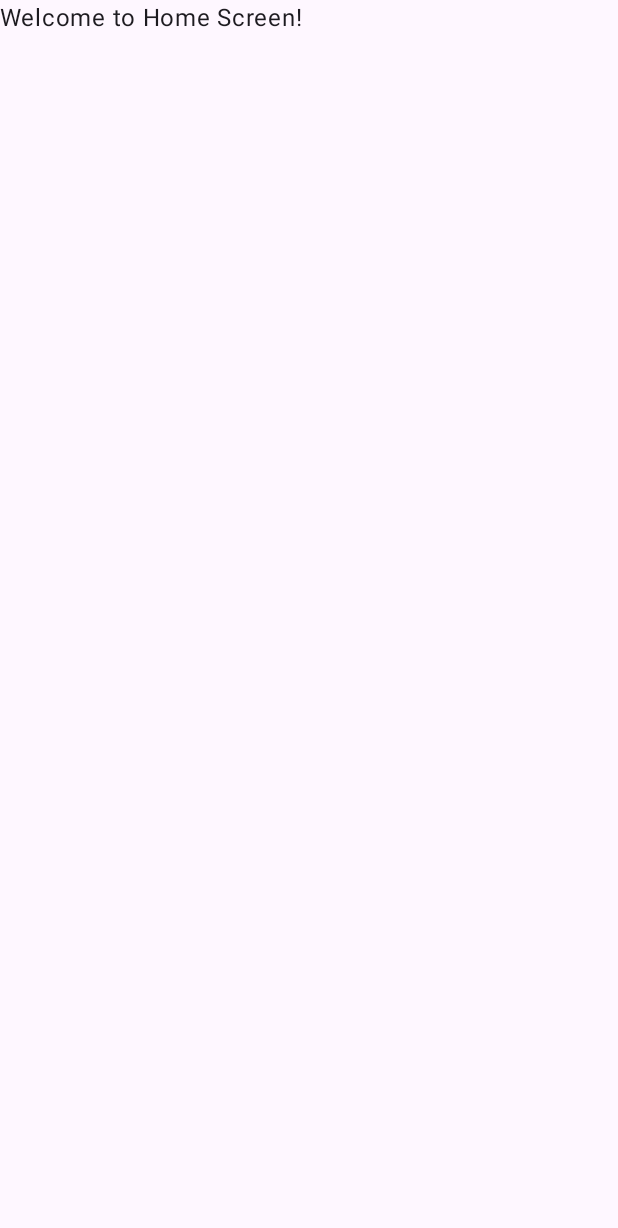
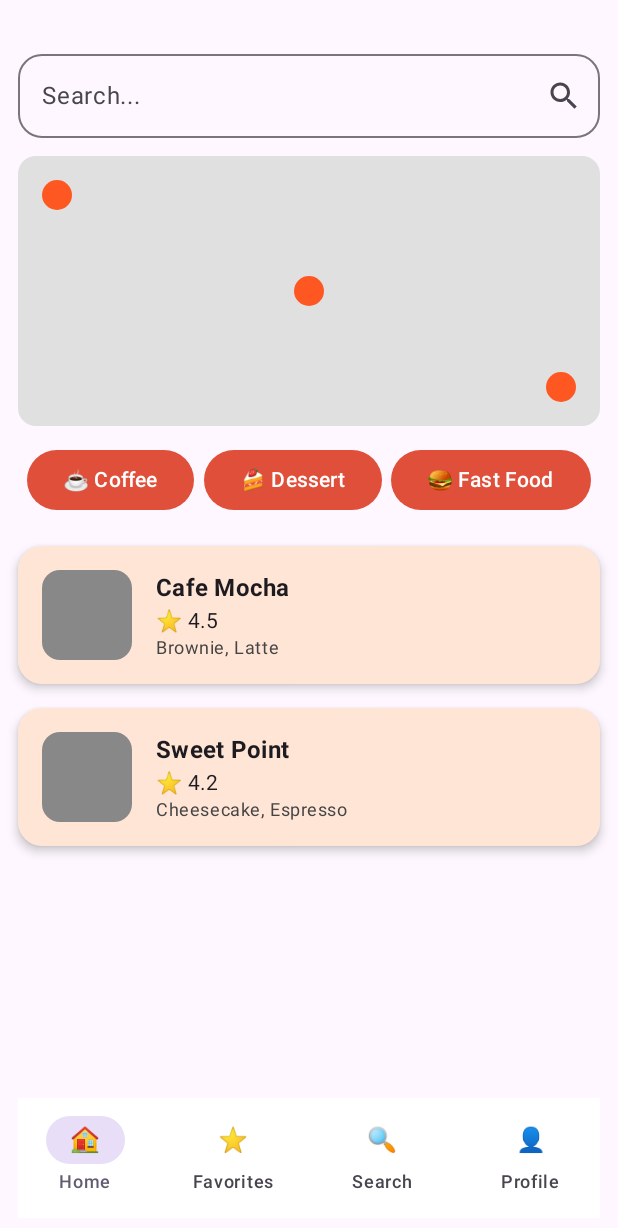
Before and after one commit to Esmahtn/Yumly, an Android app built with Jetpack Compose: the HomeActivity screen opened directly, with no data from a screen before it, on a phone screen of 412 x 824 dp. Before the commit the part shown is almost empty. Shown: the top 1228 px of the screen. Run offline under Robolectric (Android 15) with nearby library versions, the phone set to English and light mode, and no system bars.

Commit message:
Update HomeActivity.kt

```diff
--- a/app/src/main/java/com/example/yumly/HomeActivity.kt
+++ b/app/src/main/java/com/example/yumly/HomeActivity.kt
@@ -1,14 +1,22 @@
 package com.example.yumly
+import androidx.compose.ui.tooling.preview.Preview
 
 import android.os.Bundle
 import androidx.activity.ComponentActivity
 import androidx.activity.compose.setContent
-import androidx.compose.foundation.layout.fillMaxSize
-import androidx.compose.material3.MaterialTheme
-import androidx.compose.material3.Surface
-import androidx.compose.material3.Text
+import androidx.compose.foundation.background
+import androidx.compose.foundation.layout.*
+import androidx.compose.foundation.shape.CircleShape
+import androidx.compose.foundation.shape.RoundedCornerShape
+import androidx.compose.material.icons.Icons
+import androidx.compose.material.icons.filled.Search
+import androidx.compose.material3.*
 import androidx.compose.runtime.Composable
+import androidx.compose.ui.Alignment
 import androidx.compose.ui.Modifier
+import androidx.compose.ui.graphics.Color
+import androidx.compose.ui.text.font.FontWeight
+import androidx.compose.ui.unit.dp
 
 class HomeActivity : ComponentActivity() {
     override fun onCreate(savedInstanceState: Bundle?) {
@@ -28,5 +36,195 @@ class HomeActivity : ComponentActivity() {
 
 @Composable
 fun HomeScreen() {
-    Text(text = "Welcome to Home Screen!")
+    Column(
+        modifier = Modifier
+            .fillMaxSize()
+            .padding(12.dp)
+    ) {
+        Spacer(modifier = Modifier.height(24.dp))
+
+        // 1. Search Bar
+        SearchBar()
+        Spacer(modifier = Modifier.height(12.dp))
+
+        // 2. Map Alanı
+        MapArea()
+        Spacer(modifier = Modifier.height(12.dp))
+
+        // 3. Kategori Butonları
+        CategoryRow()
+        Spacer(modifier = Modifier.height(12.dp))
+
+        // 4. Kafe Listesi
+        CafeList()
+        Spacer(modifier = Modifier.weight(1f))
+
+        // 5. Bottom Navigation
+        BottomNavBar()
+    }
 }
+
+@Composable
+fun SearchBar() {
+    OutlinedTextField(
+        value = "",
+        onValueChange = {},
+        placeholder = { Text("Search...") },
+        trailingIcon = { Icon(Icons.Default.Search, contentDescription = "Search Icon") },
+        shape = RoundedCornerShape(16.dp),
+        modifier = Modifier
+            .fillMaxWidth()
+            .height(56.dp)
+    )
+}
+
+@Composable
+fun MapArea() {
+    Box(
+        modifier = Modifier
+            .fillMaxWidth()
+            .height(180.dp)
+            .background(Color(0xFFE0E0E0), RoundedCornerShape(12.dp))
+            .padding(16.dp)
+    ) {
+        // Dummy turuncu markerlar
+        Box(
+            modifier = Modifier
+                .size(20.dp)
+                .background(Color(0xFFFF5722), CircleShape)
+                .align(Alignment.TopStart)
+        )
+        Box(
+            modifier = Modifier
+                .size(20.dp)
+                .background(Color(0xFFFF5722), CircleShape)
+                .align(Alignment.Center)
+        )
+        Box(
+            modifier = Modifier
+                .size(20.dp)
+                .background(Color(0xFFFF5722), CircleShape)
+                .align(Alignment.BottomEnd)
+        )
+    }
+}
+
+@Composable
+fun CategoryRow() {
+    Row(
+        horizontalArrangement = Arrangement.SpaceEvenly,
+        modifier = Modifier.fillMaxWidth()
+    ) {
+        Button(
+            onClick = {},
+            colors = ButtonDefaults.buttonColors(containerColor = Color(0xFFDF4F3A))
+        ) {
+            Text("☕ Coffee", color = Color.White)
+        }
+        Button(
+            onClick = {},
+            colors = ButtonDefaults.buttonColors(containerColor = Color(0xFFDF4F3A))
+        ) {
+            Text("🍰 Dessert", color = Color.White)
+        }
+        Button(
+            onClick = {},
+            colors = ButtonDefaults.buttonColors(containerColor = Color(0xFFDF4F3A))
+        ) {
+            Text("🍔 Fast Food", color = Color.White)
+        }
+    }
+}
+
+@Composable
+fun CafeList() {
+    Column {
+        CafeCard(cafeName = "Cafe Mocha", rating = 4.5, keywords = "Brownie, Latte")
+        CafeCard(cafeName = "Sweet Point", rating = 4.2, keywords = "Cheesecake, Espresso")
+    }
+}
+
+
+@Composable
+fun CafeCard(
+    cafeName: String,
+    rating: Double,
+    keywords: String
+) {
+    Card(
+        modifier = Modifier
+            .fillMaxWidth()
+            .padding(vertical = 8.dp),
+        shape = RoundedCornerShape(16.dp), // köşeleri oval
+        colors = CardDefaults.cardColors(
+            containerColor = Color(0xFFFFE5D6) // pastel turuncu (açık ton)
+        ),
+        elevation = CardDefaults.cardElevation(defaultElevation = 4.dp)
+    ) {
+        Row(
+            modifier = Modifier
+                .padding(16.dp),
+            verticalAlignment = Alignment.CenterVertically
+        ) {
+            // Fotoğraf kutusu
+            Box(
+                modifier = Modifier
+                    .size(60.dp)
+                    .background(Color.Gray, shape = RoundedCornerShape(12.dp))
+            )
+
+            Spacer(modifier = Modifier.width(16.dp))
+
+            // Yazılar
+            Column {
+                Text(
+                    text = cafeName,
+                    style = MaterialTheme.typography.titleMedium.copy(fontWeight = FontWeight.Bold)
+                )
+                Text(text = "⭐ $rating", style = MaterialTheme.typography.bodyMedium)
+                Text(text = keywords, style = MaterialTheme.typography.bodySmall, color = Color.DarkGray)
+            }
+        }
+    }
+}
+
+
+@Composable
+fun BottomNavBar() {
+    NavigationBar(containerColor = Color.White) {
+        NavigationBarItem(
+            selected = true,
+            onClick = {},
+            icon = { Text("🏠") },
+            label = { Text("Home") }
+        )
+        NavigationBarItem(
+            selected = false,
+            onClick = {},
+            icon = { Text("⭐") },
+            label = { Text("Favorites") }
+        )
+        NavigationBarItem(
+            selected = false,
+            onClick = {},
+            icon = { Text("🔍") },
+            label = { Text("Search") }
+        )
+        NavigationBarItem(
+            selected = false,
+            onClick = {},
+            icon = { Text("👤") },
+            label = { Text("Profile") }
+        )
+    }
+}
+
+
+
+@Preview(showBackground = true, showSystemUi = true)
+@Composable
+fun HomeScreenPreview() {
+    MaterialTheme {
+        HomeScreen()
+    }
+}
```
